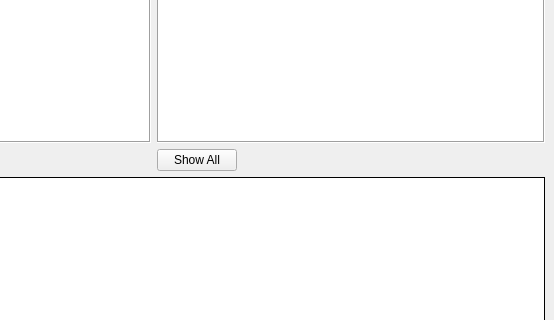
eloranta/VibeFood, file mainwindow.ui: the form before one commit; both pictures show x 246 to 800 and y 130 to 450 of the 800 by 630 pixel window.
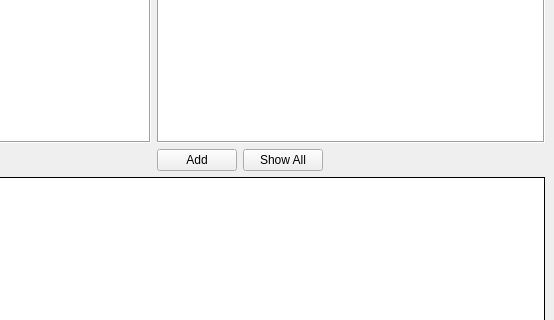
The form after the commit.

Commit message: add add button for ingredients

The edit to the form file:
```diff
--- a/mainwindow.ui
+++ b/mainwindow.ui
@@ -82,6 +82,13 @@
         </item>
         <item>
          <layout class="QHBoxLayout" name="horizontalLayout">
+          <item>
+           <widget class="QPushButton" name="addIngredient">
+            <property name="text">
+             <string>Add</string>
+            </property>
+           </widget>
+          </item>
           <item>
            <widget class="QPushButton" name="btnShowAll">
             <property name="text">
```
Lines whose indentation alone changed are shown as unchanged. The commit also changes 2 other files.
